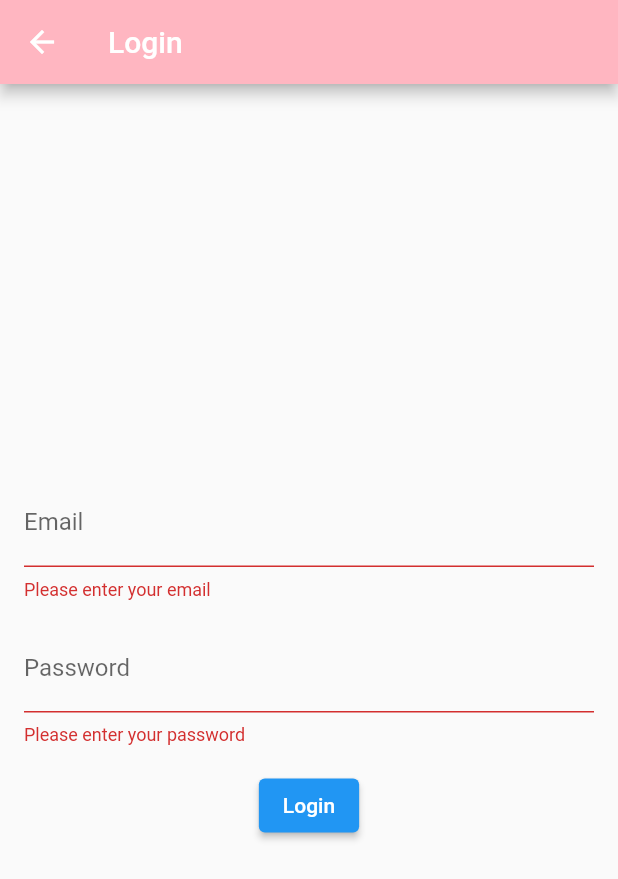
After one commit to FACZ-MAP-Project/PetYatu, a Flutter app: the screen it shows after launch, after a tap on "Login", on a phone screen of 412 x 824 dp. The commit adds this screen. Shown: the top 879 px of the screen. Run offline on Flutter 3.47's test engine with Material 2 defaults, Android fonts, the phone set to English and light mode, and no system bars; our stand-ins replace card_swiper, firebase_auth, firebase_core; accounts and stored records are empty; network calls fail.

Commit message:
Added login

```diff
--- a/lib/main.dart
+++ b/lib/main.dart
@@ -1,7 +1,15 @@
 import 'package:flutter/material.dart';
+import 'package:firebase_core/firebase_core.dart';
+import 'firebase_options.dart';
+
 import 'package:petyatu/views/root_app.dart';
+import 'package:petyatu/views/login_page.dart';
 
-void main() {
+Future<void> main() async {
+  WidgetsFlutterBinding.ensureInitialized();
+  await Firebase.initializeApp(
+    options: DefaultFirebaseOptions.currentPlatform,
+  );
   runApp(const MainApp());
 }
 
@@ -20,6 +28,11 @@ class MainApp extends StatelessWidget {
       ),
       title: 'PetYatu',
       home: const RootApp(),
+      initialRoute: '/login',
+      routes: {
+        '/login': (context) => const LoginPage(),
+        '/root': (context) => const RootApp(),
+      },
     );
   }
 }
--- /dev/null
+++ b/lib/views/login_page.dart
@@ -0,0 +1,110 @@
+import 'package:flutter/material.dart';
+import 'package:firebase_auth/firebase_auth.dart';
+
+class LoginPage extends StatefulWidget {
+  const LoginPage({Key? key}) : super(key: key);
+
+  @override
+  State<LoginPage> createState() => _LoginPageState();
+}
+
+class _LoginPageState extends State<LoginPage> {
+  final _formKey = GlobalKey<FormState>();
+
+  String _email = '';
+  String _password = '';
+
+  bool _isLoading = false;
+
+  @override
+  Widget build(BuildContext context) {
+    return Scaffold(
+      appBar: AppBar(
+        title: Text('Login'),
+      ),
+      body: Container(
+        padding: EdgeInsets.all(16),
+        child: Form(
+          key: _formKey,
+          child: Column(
+            mainAxisAlignment: MainAxisAlignment.center,
+            children: [
+              TextFormField(
+                decoration: InputDecoration(labelText: 'Email'),
+                validator: (value) {
+                  if (value == null || value.isEmpty) {
+                    return 'Please enter your email';
+                  }
+                  return null;
+                },
+                onChanged: (value) {
+                  _email = value;
+                },
+              ),
+              SizedBox(height: 16),
+              TextFormField(
+                obscureText: true,
+                decoration: InputDecoration(labelText: 'Password'),
+                validator: (value) {
+                  if (value == null || value.isEmpty) {
+                    return 'Please enter your password';
+                  }
+                  return null;
+                },
+                onChanged: (value) {
+                  _password = value;
+                },
+              ),
+              SizedBox(height: 16),
+              ElevatedButton(
+                onPressed: _isLoading ? null : _login,
+                child: _isLoading ? CircularProgressIndicator() : Text('Login'),
+              ),
+            ],
+          ),
+        ),
+      ),
+    );
+  }
+
+  void _login() async {
+    if (_formKey.currentState!.validate()) {
+      setState(() {
+        _isLoading = true;
+      });
+
+      try {
+        UserCredential userCredential =
+            await FirebaseAuth.instance.signInWithEmailAndPassword(
+          email: _email,
+          password: _password,
+        );
+
+        // Navigate to home page
+        Navigator.pushNamedAndRemoveUntil(
+          context,
+          '/root',
+          (route) => false,
+        );
+      } on FirebaseAuthException catch (e) {
+        if (e.code == 'user-not-found') {
+          ScaffoldMessenger.of(context).showSnackBar(
+            SnackBar(
+              content: Text('No user found for that email.'),
+            ),
+          );
+        } else if (e.code == 'wrong-password') {
+          ScaffoldMessenger.of(context).showSnackBar(
+            SnackBar(
+              content: Text('Wrong password provided for that user.'),
+            ),
+          );
+        }
+      } finally {
+        setState(() {
+          _isLoading = false;
+        });
+      }
+    }
+  }
+}
--- a/lib/views/profile_person_page.dart
+++ b/lib/views/profile_person_page.dart
@@ -8,7 +8,22 @@ class Profile extends StatelessWidget {
   @override
   Widget build(BuildContext context) {
     return Scaffold(
-        appBar: _appBar(), body: const Center(child: Text('Profile')));
+        appBar: _appBar(),
+        body: Container(
+            padding: EdgeInsets.all(16),
+            child: Column(
+              mainAxisAlignment: MainAxisAlignment.center,
+              children: [
+                Text('Profile'),
+                SizedBox(height: 16),
+                ElevatedButton(
+                  onPressed: () {
+                    Navigator.pushNamed(context, '/login');
+                  },
+                  child: Text('Logout'),
+                ),
+              ],
+            )));
   }
 
   AppBar _appBar() {
--- a/pubspec.yaml
+++ b/pubspec.yaml
@@ -8,6 +8,8 @@ environment:
 
 dependencies:
   card_swiper: ^2.0.4
+  firebase_auth: ^4.4.2
+  firebase_core: ^2.10.0
   flutter:
     sdk: flutter
 
```
Also changed, not shown: lib/firebase_options.dart (added), pubspec.lock, 6 other files.
